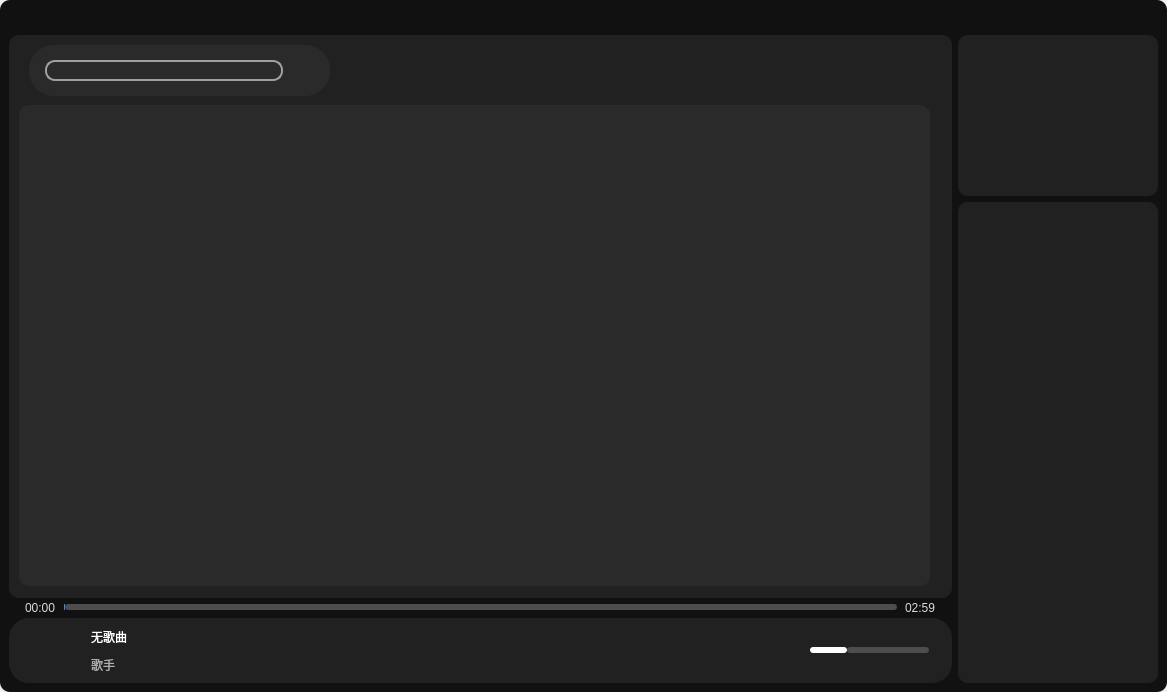
Above: widget.ui from Zarkec/Melody before the change. Below: the same form after it.
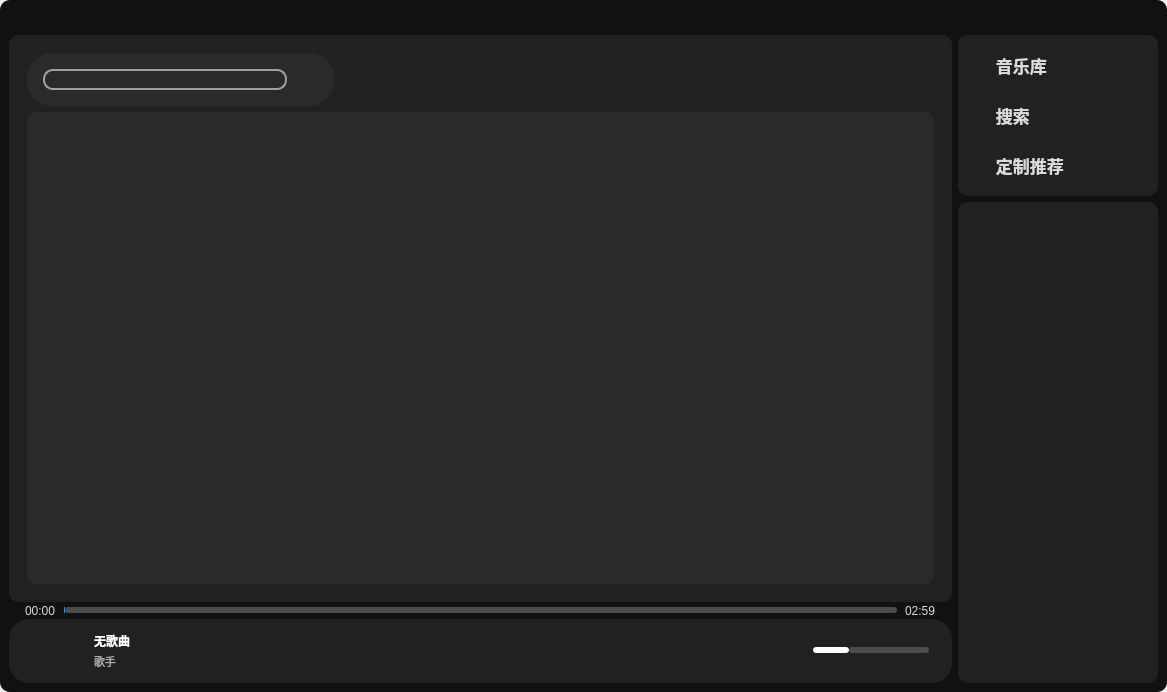
That is the form after the change. Icons and pictures are not drawn.

Commit message: 添加新图像文件，更新窗口图标路径，增强QTableWidget样式，添加页面切换功能

Diff of the .ui file:
```diff
--- a/widget.ui
+++ b/widget.ui
@@ -125,15 +125,20 @@
              <string notr="true">background-color: rgb(33, 33, 33);
 border-radius: 10px</string>
             </property>
+            <layout class="QGridLayout" name="gridLayout_2">
+             <item row="0" column="0">
+              <widget class="QStackedWidget" name="stackedWidget">
+               <property name="currentIndex">
+                <number>0</number>
+               </property>
+               <widget class="QWidget" name="searchpage">
+                <layout class="QGridLayout" name="gridLayout_3">
+                 <item row="0" column="0">
+                  <layout class="QVBoxLayout" name="verticalLayout_5" stretch="1,9">
+                   <item>
+                    <layout class="QHBoxLayout" name="horizontalLayout_9">
+                     <item>
             <widget class="QWidget" name="widget_6" native="true">
-             <property name="geometry">
-              <rect>
-               <x>20</x>
-               <y>10</y>
-               <width>301</width>
-               <height>51</height>
-              </rect>
-             </property>
              <property name="styleSheet">
               <string notr="true">background-color: rgb(42, 42, 42);
 border-radius: 25px;</string>
@@ -199,40 +204,65 @@
               </item>
              </layout>
             </widget>
+                     </item>
+                     <item>
+                      <spacer name="horizontalSpacer_8">
+                       <property name="orientation">
+                        <enum>Qt::Horizontal</enum>
+                       </property>
+                       <property name="sizeType">
+                        <enum>QSizePolicy::Fixed</enum>
+                       </property>
+                       <property name="sizeHint" stdset="0">
+                        <size>
+                         <width>600</width>
+                         <height>20</height>
+                        </size>
+                       </property>
+                      </spacer>
+                     </item>
+                    </layout>
+                   </item>
+                   <item>
             <widget class="QWidget" name="widget_7" native="true">
-             <property name="geometry">
-              <rect>
-               <x>10</x>
-               <y>70</y>
-               <width>911</width>
-               <height>481</height>
-              </rect>
-             </property>
              <property name="styleSheet">
               <string notr="true">background-color: rgb(42, 42, 42);
 color: rgb(255, 255, 255);</string>
              </property>
-             <widget class="QTableWidget" name="tableWidgetLocal">
-              <property name="geometry">
-               <rect>
-                <x>10</x>
-                <y>10</y>
-                <width>851</width>
-                <height>161</height>
-               </rect>
-              </property>
-             </widget>
-             <widget class="QListWidget" name="listWidgetLocal">
-              <property name="geometry">
-               <rect>
-                <x>10</x>
-                <y>230</y>
-                <width>661</width>
-                <height>192</height>
-               </rect>
-              </property>
-             </widget>
-            </widget>
+                    </widget>
+                   </item>
+                  </layout>
+                 </item>
+                </layout>
+               </widget>
+               <widget class="QWidget" name="localpage">
+                <layout class="QGridLayout" name="gridLayout_4">
+                 <item row="0" column="0">
+                  <widget class="QWidget" name="widget_8" native="true">
+                   <property name="styleSheet">
+                    <string notr="true">background-color: rgb(42, 42, 42);
+color: rgb(255, 255, 255);</string>
+                   </property>
+                   <layout class="QGridLayout" name="gridLayout_5">
+                    <item row="0" column="0">
+                     <layout class="QVBoxLayout" name="verticalLayout_6">
+                      <item>
+                       <widget class="QTableWidget" name="tableWidgetLocal"/>
+                      </item>
+                      <item>
+                       <widget class="QListWidget" name="listWidgetLocal"/>
+                      </item>
+                     </layout>
+                    </item>
+                   </layout>
+                  </widget>
+                 </item>
+                </layout>
+               </widget>
+               <widget class="QWidget" name="recommendpage"/>
+              </widget>
+             </item>
+            </layout>
            </widget>
           </item>
           <item>
@@ -371,10 +401,10 @@
              <item>
               <layout class="QGridLayout" name="gridLayout">
                <property name="horizontalSpacing">
-                <number>8</number>
+                <number>11</number>
                </property>
                <property name="verticalSpacing">
-                <number>0</number>
+                <number>3</number>
                </property>
                <item row="0" column="0" rowspan="2">
                 <widget class="QLabel" name="label_pic">
@@ -418,22 +448,41 @@
                    <height>16777215</height>
                   </size>
                  </property>
+                 <property name="font">
+                  <font>
+                   <family>Yu Gothic UI</family>
+                   <weight>75</weight>
+                   <bold>true</bold>
+                  </font>
+                 </property>
                  <property name="styleSheet">
                   <string notr="true">color: rgb(255, 255, 255);</string>
                  </property>
                  <property name="text">
                   <string>无歌曲</string>
                  </property>
+                 <property name="alignment">
+                  <set>Qt::AlignBottom|Qt::AlignLeading|Qt::AlignLeft</set>
+                 </property>
                 </widget>
                </item>
                <item row="1" column="1">
                 <widget class="QLabel" name="label_anthor">
+                 <property name="font">
+                  <font>
+                   <family>Yu Gothic UI</family>
+                   <pointsize>8</pointsize>
+                  </font>
+                 </property>
                  <property name="styleSheet">
                   <string notr="true">color: rgb(174, 174, 174);</string>
                  </property>
                  <property name="text">
                   <string>歌手</string>
                  </property>
+                 <property name="alignment">
+                  <set>Qt::AlignLeading|Qt::AlignLeft|Qt::AlignTop</set>
+                 </property>
                 </widget>
                </item>
               </layout>
@@ -734,8 +783,117 @@
             </property>
             <property name="styleSheet">
              <string notr="true">background-color: rgb(33, 33, 33);
-border-radius: 10px</string>
+color: rgb(219, 219, 219);
+border-radius: 10px;
+</string>
             </property>
+            <layout class="QGridLayout" name="gridLayout_6">
+             <item row="0" column="0">
+              <layout class="QVBoxLayout" name="verticalLayout_7">
+               <property name="spacing">
+                <number>25</number>
+               </property>
+               <property name="leftMargin">
+                <number>20</number>
+               </property>
+               <item>
+                <widget class="QPushButton" name="pushButton_pageLocal">
+                 <property name="font">
+                  <font>
+                   <family>微软雅黑</family>
+                   <pointsize>13</pointsize>
+                   <weight>75</weight>
+                   <bold>true</bold>
+                  </font>
+                 </property>
+                 <property name="cursor">
+                  <cursorShape>PointingHandCursor</cursorShape>
+                 </property>
+                 <property name="styleSheet">
+                  <string notr="true">QPushButton{text-align : left;}</string>
+                 </property>
+                 <property name="text">
+                  <string>  音乐库</string>
+                 </property>
+                 <property name="icon">
+                  <iconset resource="res.qrc">
+                   <normaloff>:/res/img/ku.png</normaloff>:/res/img/ku.png</iconset>
+                 </property>
+                 <property name="iconSize">
+                  <size>
+                   <width>25</width>
+                   <height>25</height>
+                  </size>
+                 </property>
+                </widget>
+               </item>
+               <item>
+                <widget class="QPushButton" name="pushButton_pageSearch">
+                 <property name="font">
+                  <font>
+                   <family>微软雅黑</family>
+                   <pointsize>13</pointsize>
+                   <weight>75</weight>
+                   <italic>false</italic>
+                   <bold>true</bold>
+                  </font>
+                 </property>
+                 <property name="cursor">
+                  <cursorShape>PointingHandCursor</cursorShape>
+                 </property>
+                 <property name="styleSheet">
+                  <string notr="true">QPushButton{text-align : left;}</string>
+                 </property>
+                 <property name="text">
+                  <string>  搜索</string>
+                 </property>
+                 <property name="icon">
+                  <iconset resource="res.qrc">
+                   <normaloff>:/res/img/search.png</normaloff>:/res/img/search.png</iconset>
+                 </property>
+                 <property name="iconSize">
+                  <size>
+                   <width>25</width>
+                   <height>25</height>
+                  </size>
+                 </property>
+                </widget>
+               </item>
+               <item>
+                <widget class="QPushButton" name="pushButton_pageRecommend">
+                 <property name="font">
+                  <font>
+                   <family>微软雅黑</family>
+                   <pointsize>13</pointsize>
+                   <weight>75</weight>
+                   <italic>false</italic>
+                   <bold>true</bold>
+                  </font>
+                 </property>
+                 <property name="cursor">
+                  <cursorShape>PointingHandCursor</cursorShape>
+                 </property>
+                 <property name="styleSheet">
+                  <string notr="true">QPushButton{text-align : left;}</string>
+                 </property>
+                 <property name="text">
+                  <string>  定制推荐</string>
+                 </property>
+                 <property name="icon">
+                  <iconset resource="res.qrc">
+                   <normaloff>:/res/img/good.png</normaloff>:/res/img/good.png</iconset>
+                 </property>
+                 <property name="iconSize">
+                  <size>
+                   <width>25</width>
+                   <height>25</height>
+                  </size>
+                 </property>
+                </widget>
+               </item>
+              </layout>
+             </item>
+            </layout>
            </widget>
           </item>
           <item>
```
Left out of the diff: 33 changed lines with no effect on the pictures. Lines whose indentation alone changed are shown as unchanged. The commit also changes 5 other files.
